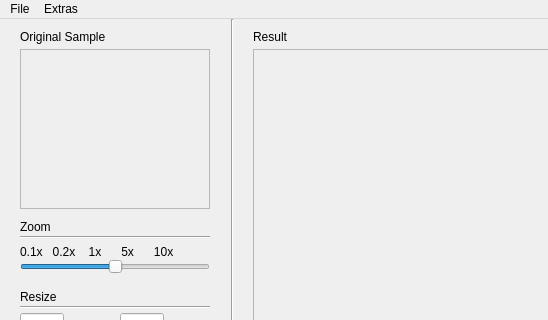
This is trab1/mainwindow.ui in julioce/CompGraf as Qt 5 draws it before an edit; both pictures show x 0 to 548 and y 0 to 320 of the 800 by 600 pixel window. The edited form follows.
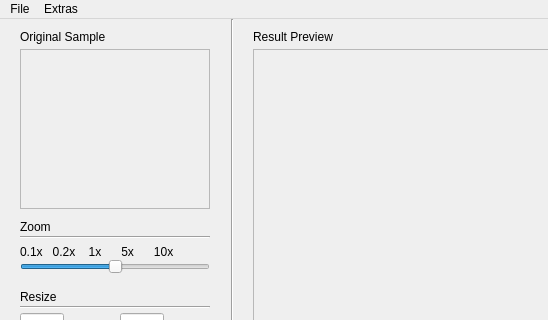
This is the edited form. Icons and pictures are not drawn.

```diff
--- a/trab1/mainwindow.ui
+++ b/trab1/mainwindow.ui
@@ -608,7 +608,7 @@
      </rect>
     </property>
     <property name="text">
-     <string>Result</string>
+     <string>Result Preview</string>
     </property>
    </widget>
    <widget class="QPushButton" name="mirrorButton">
```
Left out of the diff: 2 changed lines with no effect on the pictures.
